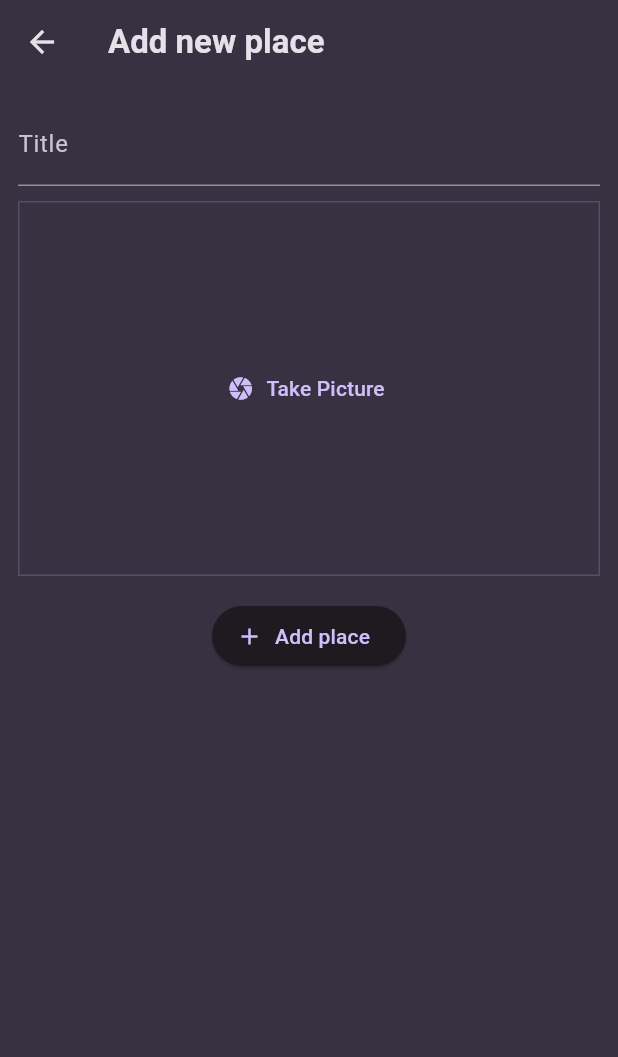
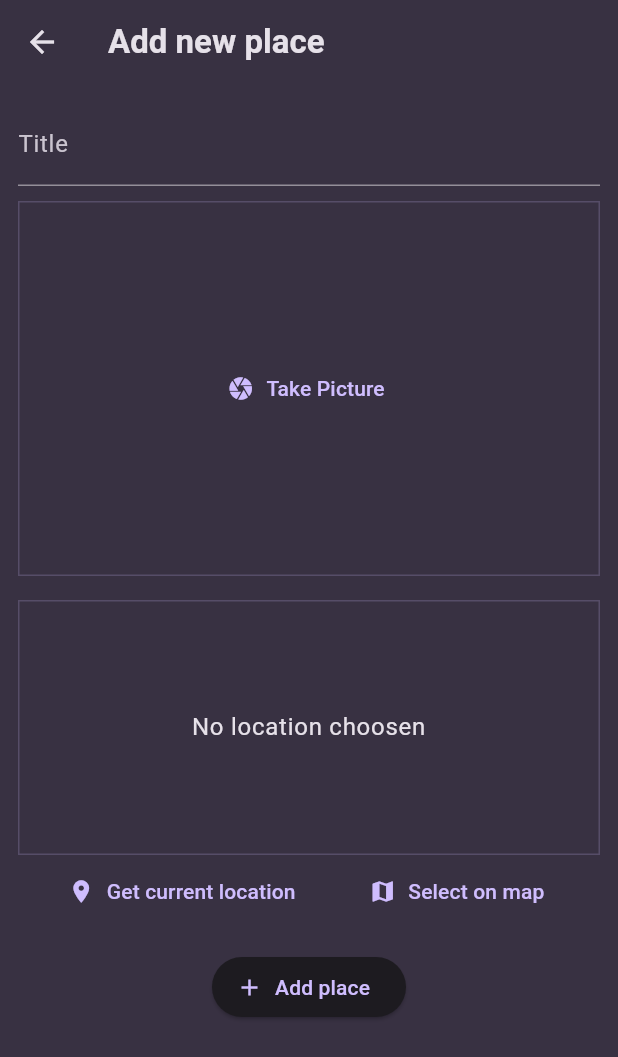
Before and after one commit to sachinsebastian1212/flutter_favorite_places, a Flutter app: the AddPlaceScreen screen opened directly, on a phone screen of 412 x 824 dp. Shown: the top 1057 px of the screen. Run offline on Flutter 3.47's test engine with Material 3 defaults, Android fonts, the phone set to English and light mode, and no system bars; our stand-ins replace flutter_riverpod, google_fonts, image_picker.

Commit message:
flutter location package

```diff
--- a/lib/screens/add_place.dart
+++ b/lib/screens/add_place.dart
@@ -3,6 +3,7 @@
 import 'package:flutter/material.dart';
 import 'package:flutter_favorite_places/providers/user_places.dart';
 import 'package:flutter_favorite_places/widgets/image_input.dart';
+import 'package:flutter_favorite_places/widgets/location_input.dart';
 import 'package:flutter_riverpod/flutter_riverpod.dart';
 
 class AddPlaceScreen extends ConsumerStatefulWidget {
@@ -59,6 +60,8 @@
               },
             ),
             const SizedBox(height: 16),
+            const LocationInput(),
+            const SizedBox(height: 16),
             ElevatedButton.icon(
               onPressed: _savePlace,
               label: const Text('Add place'),
--- /dev/null
+++ b/lib/widgets/location_input.dart
@@ -0,0 +1,49 @@
+import 'package:flutter/material.dart';
+
+class LocationInput extends StatefulWidget {
+  const LocationInput({super.key});
+
+  @override
+  State<LocationInput> createState() => _LocationInputState();
+}
+
+class _LocationInputState extends State<LocationInput> {
+  @override
+  Widget build(BuildContext context) {
+    return Column(
+      children: [
+        Container(
+          height: 170,
+          width: double.infinity,
+          alignment: Alignment.center,
+          decoration: BoxDecoration(
+              border: Border.all(
+                  width: 1,
+                  color:
+                      Theme.of(context).colorScheme.primary.withOpacity(0.2))),
+          child: Text('No location choosen',
+              textAlign: TextAlign.center,
+              style: Theme.of(context)
+                  .textTheme
+                  .bodyLarge!
+                  .copyWith(color: Theme.of(context).colorScheme.onSurface)),
+        ),
+        Row(
+          mainAxisAlignment: MainAxisAlignment.spaceEvenly,
+          children: [
+            TextButton.icon(
+              onPressed: () {},
+              label: const Text('Get current location'),
+              icon: const Icon(Icons.location_on),
+            ),
+            TextButton.icon(
+              onPressed: () {},
+              label: const Text('Select on map'),
+              icon: const Icon(Icons.map),
+            )
+          ],
+        )
+      ],
+    );
+  }
+}
--- a/pubspec.yaml
+++ b/pubspec.yaml
@@ -12,6 +12,7 @@
   flutter_riverpod: ^2.5.3
   google_fonts: ^6.2.1
   image_picker: ^1.1.2
+  location: ^7.0.1
   uuid: ^4.5.1
 
 dev_dependencies:
```
Also changed, not shown: pubspec.lock, 2 other files.
